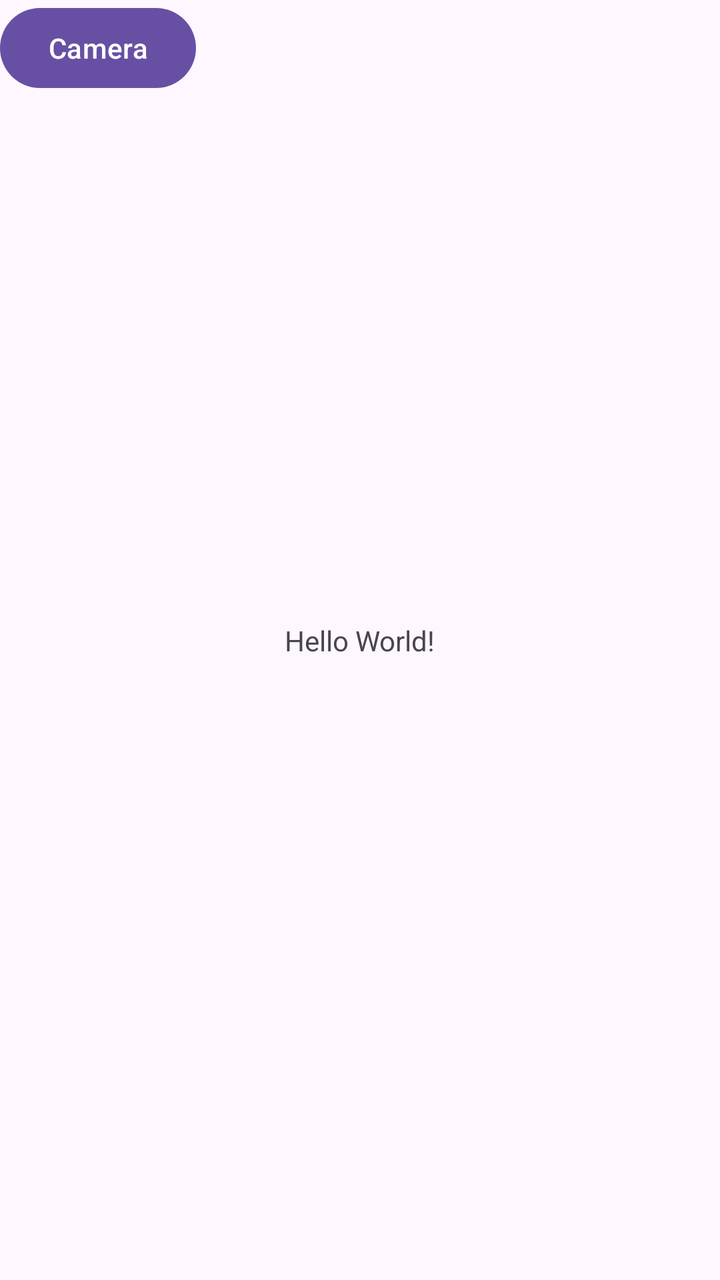
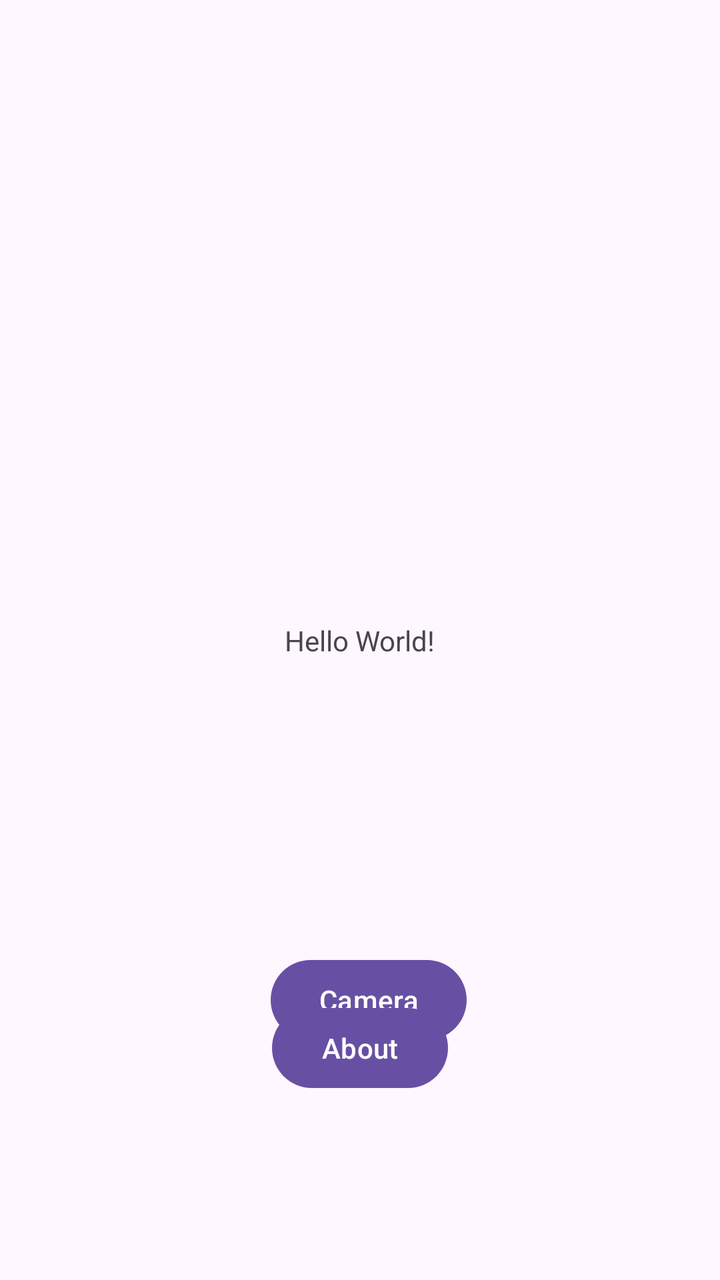

Compare the two renders of this Android layout. The source of the first and the diff that turns it into the second are given below.
<!-- AndroidManifest.xml: application theme Theme.WhosThatCritter -->
<!-- res/layout/activity_main.xml -->
<?xml version="1.0" encoding="utf-8"?>
<androidx.constraintlayout.widget.ConstraintLayout xmlns:android="http://schemas.android.com/apk/res/android"
    xmlns:app="http://schemas.android.com/apk/res-auto"
    xmlns:tools="http://schemas.android.com/tools"
    android:id="@+id/main"
    android:layout_width="match_parent"
    android:layout_height="match_parent"
    tools:context=".MainActivity">

    <TextView
        android:layout_width="wrap_content"
        android:layout_height="wrap_content"
        android:text="Hello World!"
        app:layout_constraintBottom_toBottomOf="parent"
        app:layout_constraintEnd_toEndOf="parent"
        app:layout_constraintStart_toStartOf="parent"
        app:layout_constraintTop_toTopOf="parent" />

    <Button
        android:id="@+id/button"
        android:layout_width="wrap_content"
        android:layout_height="wrap_content"
        android:onClick="openCamera"
        android:text="Camera"
        tools:layout_editor_absoluteX="164dp"
        tools:layout_editor_absoluteY="504dp" />

</androidx.constraintlayout.widget.ConstraintLayout>
<!-- resources referenced by this layout -->
<resources>
  <style name="Theme.WhosThatCritter" parent="Base.Theme.WhosThatCritter" />
  <style name="Base.Theme.WhosThatCritter" parent="Theme.Material3.DayNight.NoActionBar">
          
          
      </style>
</resources>

<!-- the commit's change to res/layout/activity_main.xml (unified diff, before → after) -->
@@ -20,9 +20,23 @@
         android:id="@+id/button"
         android:layout_width="wrap_content"
         android:layout_height="wrap_content"
+        android:layout_marginTop="476dp"
         android:onClick="openCamera"
         android:text="Camera"
-        tools:layout_editor_absoluteX="164dp"
-        tools:layout_editor_absoluteY="504dp" />
+        app:layout_constraintEnd_toEndOf="parent"
+        app:layout_constraintHorizontal_bias="0.517"
+        app:layout_constraintStart_toStartOf="parent"
+        app:layout_constraintTop_toTopOf="parent" />
+
+    <Button
+        android:id="@+id/buttonAbout"
+        android:layout_width="wrap_content"
+        android:layout_height="wrap_content"
+        android:layout_marginBottom="92dp"
+        android:onClick="openAbout"
+        android:text="About"
+        app:layout_constraintBottom_toBottomOf="parent"
+        app:layout_constraintEnd_toEndOf="parent"
+        app:layout_constraintStart_toStartOf="parent" />
 
 </androidx.constraintlayout.widget.ConstraintLayout>
